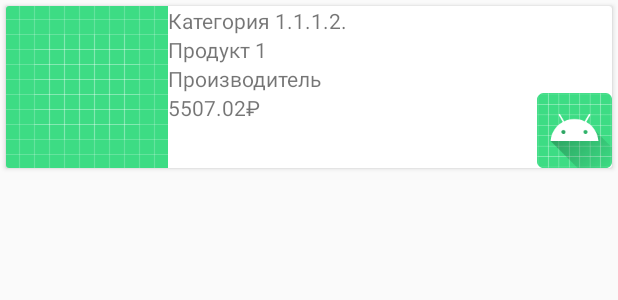
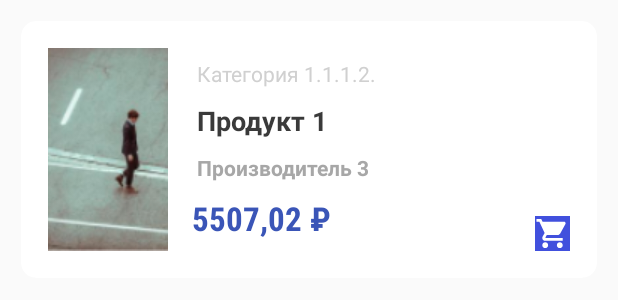
Before and after one commit to Nick-sib/RedSoft_test_task, an Android app: the layout item_product.xml on its own in the app's theme, with its tools: preview values and no code run, on a phone screen of 412 x 824 dp. Shown: the top 300 px of the screen. Run offline under Robolectric (Android 15) with nearby library versions, the phone set to English and light mode, and no system bars.

Commit message:
Card style first release

```diff
--- /dev/null
+++ b/app/src/main/res/drawable/ic_shopping_cart_24.xml
@@ -0,0 +1,10 @@
+<vector xmlns:android="http://schemas.android.com/apk/res/android"
+    android:width="24dp"
+    android:height="24dp"
+    android:viewportWidth="24"
+    android:viewportHeight="24"
+    android:tint="@color/colorSRC">
+  <path
+      android:fillColor="@android:color/white"
+      android:pathData="M7,18c-1.1,0 -1.99,0.9 -1.99,2S5.9,22 7,22s2,-0.9 2,-2 -0.9,-2 -2,-2zM1,2v2h2l3.6,7.59 -1.35,2.45c-0.16,0.28 -0.25,0.61 -0.25,0.96 0,1.1 0.9,2 2,2h12v-2L7.42,15c-0.14,0 -0.25,-0.11 -0.25,-0.25l0.03,-0.12 0.9,-1.63h7.45c0.75,0 1.41,-0.41 1.75,-1.03l3.58,-6.49c0.08,-0.14 0.12,-0.31 0.12,-0.48 0,-0.55 -0.45,-1 -1,-1L5.21,4l-0.94,-2L1,2zM17,18c-1.1,0 -1.99,0.9 -1.99,2s0.89,2 1.99,2 2,-0.9 2,-2 -0.9,-2 -2,-2z"/>
+</vector>
--- a/app/src/main/res/layout/item_product.xml
+++ b/app/src/main/res/layout/item_product.xml
@@ -5,84 +5,86 @@
     xmlns:tools="http://schemas.android.com/tools"
     android:layout_width="match_parent"
     android:layout_height="wrap_content"
-    android:layout_margin="4dp">
+    android:layout_margin="14dp"
+    app:cardCornerRadius="10dp"
+    app:cardElevation="2dp">
+
     <androidx.constraintlayout.widget.ConstraintLayout
         android:layout_width="match_parent"
-        android:layout_height="match_parent">
+        android:layout_height="match_parent"
+        android:layout_margin="0dp"
+        android:padding="18dp">
 
-        <androidx.appcompat.widget.AppCompatImageView
+        <ImageView
             android:id="@+id/iv_image"
-            android:layout_width="wrap_content"
-            android:layout_height="wrap_content"
+            android:layout_width="80dp"
+            android:layout_height="135dp"
+            android:src="@drawable/delme"
             app:layout_constraintStart_toStartOf="parent"
-            app:layout_constraintTop_toTopOf="parent"
-            tools:src="@drawable/ic_launcher_background"/>
+            app:layout_constraintTop_toTopOf="parent" />
+
 
         <TextView
             android:id="@+id/tv_product_category"
             android:layout_width="wrap_content"
             android:layout_height="wrap_content"
-            tools:text="Категория 1.1.1.2."
-            app:layout_constraintTop_toTopOf="parent"
-            app:layout_constraintStart_toEndOf="@+id/iv_image" />
+            android:layout_marginStart="19dp"
+            android:layout_marginTop="7dp"
+            android:text="Категория 1.1.1.2."
+            android:textColor="#d0d0d0"
+            app:layout_constraintStart_toEndOf="@+id/iv_image"
+            app:layout_constraintTop_toTopOf="@+id/iv_image" />
 
 
         <TextView
             android:id="@+id/tv_product_name"
             android:layout_width="wrap_content"
             android:layout_height="wrap_content"
-            tools:text="Продукт 1"
-            app:layout_constraintTop_toBottomOf="@+id/tv_product_category"
-            app:layout_constraintStart_toEndOf="@+id/iv_image" />
+            android:layout_marginStart="19dp"
+            android:text="Продукт 1"
+            android:textStyle="bold"
+            android:textSize="18sp"
+            android:textColor="#3a3a3a"
+            app:layout_constraintBottom_toTopOf="@id/tv_product_producer"
+            app:layout_constraintStart_toEndOf="@+id/iv_image"
+            app:layout_constraintTop_toBottomOf="@+id/tv_product_category" />
 
         <TextView
             android:id="@+id/tv_product_producer"
             android:layout_width="wrap_content"
             android:layout_height="wrap_content"
-            tools:text="Производитель"
-            app:layout_constraintTop_toBottomOf="@+id/tv_product_name"
-            app:layout_constraintStart_toEndOf="@+id/iv_image" />
+            android:layout_marginStart="19dp"
+            android:textColor="#a7a7a7"
+            android:textStyle="bold"
+            android:text="Производитель 3"
+            app:layout_constraintBottom_toTopOf="@id/tv_product_price"
+            app:layout_constraintStart_toEndOf="@+id/iv_image"
+            app:layout_constraintTop_toBottomOf="@+id/tv_product_name" />
 
+        <!--Пока только картинка-->
         <TextView
             android:id="@+id/tv_product_price"
             android:layout_width="wrap_content"
             android:layout_height="wrap_content"
-            tools:text="5507.02₽"
-            app:layout_constraintTop_toBottomOf="@+id/tv_product_producer"
+            android:layout_marginStart="16dp"
+            android:layout_marginBottom="7dp"
+            android:fontFamily="sans-serif-condensed"
+            android:text="5507,02 ₽"
+            android:textColor="#3a55b7"
+            android:textSize="22sp"
+            android:textStyle="bold"
+            app:layout_constraintBottom_toBottomOf="@+id/iv_image"
             app:layout_constraintStart_toEndOf="@+id/iv_image" />
 
-        <!--Пока только картинка-->
         <ImageView
-            android:layout_width="50dp"
-            android:layout_height="50dp"
+            android:layout_width="23dp"
+            android:layout_height="23dp"
+            android:background="@color/colorButton"
+            android:src="@drawable/ic_shopping_cart_24"
             app:layout_constraintBottom_toBottomOf="parent"
-            app:layout_constraintEnd_toEndOf="parent"
-            tools:src="@mipmap/ic_launcher" />
+            app:layout_constraintEnd_toEndOf="parent" />
+
 
     </androidx.constraintlayout.widget.ConstraintLayout>
 
-    <!--LinearLayout
-        android:layout_width="match_parent"
-        android:layout_height="wrap_content"
-        android:orientation="vertical">
-
-        <TextView
-            android:id="@+id/tv_title"
-            android:layout_width="wrap_content"
-            android:layout_height="wrap_content"
-            android:textStyle="bold"
-            android:layout_marginTop="@dimen/def_margin"
-            android:layout_marginStart="@dimen/def_margin"
-            android:layout_marginEnd="@dimen/def_margin"
-            tools:text="Пока ИД"/>
-
-        <TextView
-            android:id="@+id/tv_text"
-            android:layout_width="match_parent"
-            android:layout_height="wrap_content"
-            android:layout_margin="@dimen/def_margin"
-            tools:text="Пока титл"/>
-
-    </LinearLayout-->
-
 </androidx.cardview.widget.CardView>
--- a/app/src/main/res/values/colors.xml
+++ b/app/src/main/res/values/colors.xml
@@ -3,4 +3,7 @@
     <color name="colorPrimary">#6200EE</color>
     <color name="colorPrimaryDark">#3700B3</color>
     <color name="colorAccent">#03DAC5</color>
+
+    <color name="colorSRC">#FFF</color>
+    <color name="colorButton">#4150dd</color>
 </resources>
```
Also changed, not shown: app/src/main/res/drawable-v24/delme.png (added).
